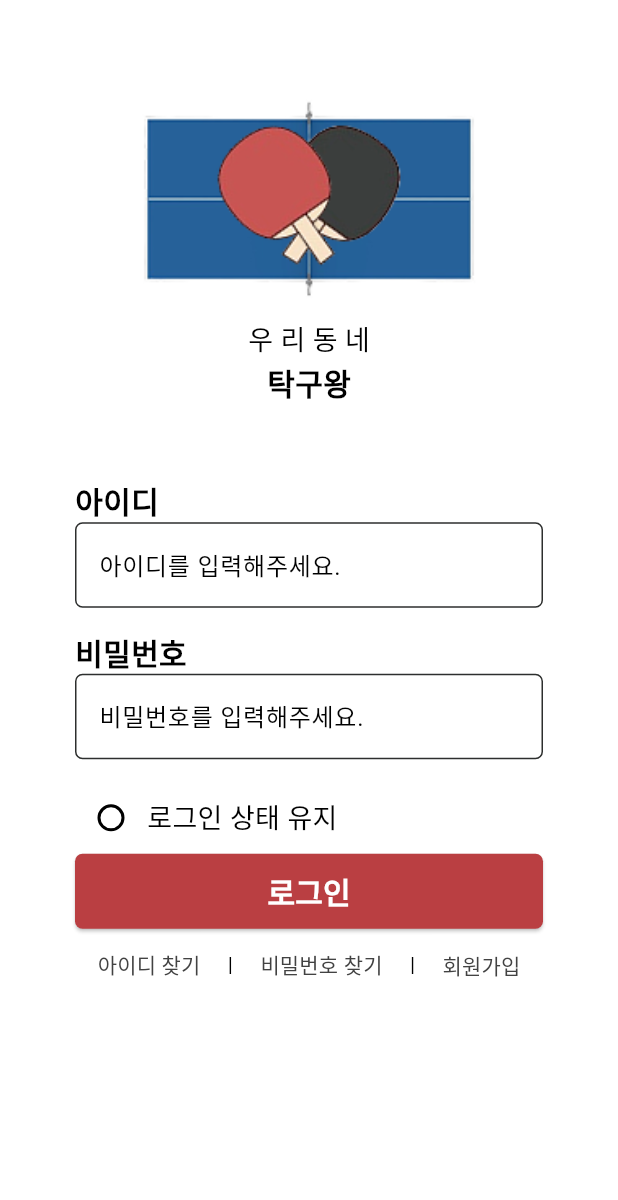
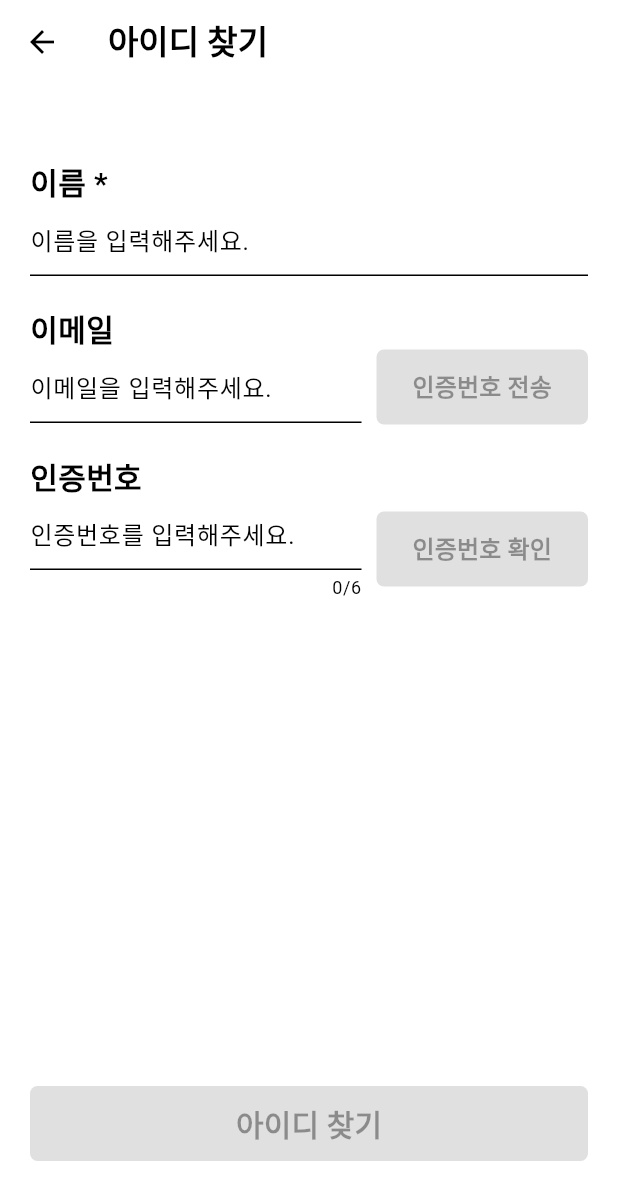
Before and after one commit to lee-giho/King_of_table_tennis_front, a Flutter app: the screen it shows after launch, after a tap on "아이디 찾기", on a phone screen of 412 x 824 dp. Shown: the top 1200 px of the screen. Run offline on Flutter 3.47's test engine with Material 3 defaults, Android fonts, the phone set to English and light mode, and no system bars; our stand-ins replace cookie_jar, dio, dio_cookie_manager, flutter_dotenv, flutter_secure_storage.

Commit message:
아이디 찾기와 아이디 찾기 결과 화면 구현

```diff
--- a/lib/api/email_api.dart
+++ b/lib/api/email_api.dart
@@ -16,7 +16,7 @@ class RegisterEmailApi {
 
   Future<Response> sendVerificationCode(String email) async {
     // .env에서 서버 URL 가져오기
-    final apiAddress = Uri.parse("${dotenv.get("API_ADDRESS")}/api/auth/email/code/register/$email");
+    final apiAddress = Uri.parse("${dotenv.get("API_ADDRESS")}/api/auth/email/code/register?email=$email");
 
     try {
       final response = await dio.get(
@@ -32,7 +32,7 @@ class RegisterEmailApi {
 
   Future<Response> checkVerificationCode(String code, String sessionId) async {
     // .env에서 서버 URL 가져오기
-    final apiAddress = Uri.parse("${dotenv.get("API_ADDRESS")}/api/auth/email/code/verify/$code");
+    final apiAddress = Uri.parse("${dotenv.get("API_ADDRESS")}/api/auth/email/code/verify?code=$code");
 
     try {
       final response = await dio.get(
--- /dev/null
+++ b/lib/screen/find_id_screen.dart
@@ -0,0 +1,385 @@
+import 'dart:async';
+import 'dart:developer';
+
+import 'package:flutter/material.dart';
+import 'dart:convert';
+import 'package:king_of_table_tennis/api/email_api.dart';
+import 'package:king_of_table_tennis/api/find_id_api.dart';
+import 'package:king_of_table_tennis/screen/find_id_result_screen.dart';
+import 'package:king_of_table_tennis/util/AppColors.dart';
+import 'package:king_of_table_tennis/util/checkValidate.dart';
+
+class FindIdScreen extends StatefulWidget {
+  const FindIdScreen({super.key});
+
+  @override
+  State<FindIdScreen> createState() => _FindIdScreenState();
+}
+
+class _FindIdScreenState extends State<FindIdScreen> {
+
+  final emailApi = RegisterEmailApi();
+  String emailSessionId = "";
+
+  // 이름, 이메일, 인증번호 입력 값 저장
+  var nameController = TextEditingController();
+  var emailController = TextEditingController();
+  var codeController = TextEditingController();
+
+  // 이름, 이메일, 인증번호 FocusNode
+  FocusNode nameFocus = FocusNode();
+  FocusNode emailFocus = FocusNode();
+  FocusNode codeFocus = FocusNode();
+
+  GlobalKey<FormState> formKey = GlobalKey<FormState>();
+
+  // 이름 입력 유효성 상태
+  bool isNameValid = false;
+
+  // 이메일 입력 유효성 상태
+  bool isEmailValid = false;
+
+  // 인증번호 입력 유효성 상태
+  bool isCodeValid = false;
+
+  // 인증번호 전송 상태
+  bool isCodeSent = false;
+
+  // 인증번호 확인 상태
+  bool isCodeCheck = false;
+
+  // 타이머 시간
+  int remainingTime = 180; // 3분(180초)
+  Timer? timer;
+
+  @override
+  void dispose() {
+    timer?.cancel();
+
+    nameController.dispose();
+    emailController.dispose();
+    codeController.dispose();
+
+    nameFocus.dispose();
+    emailFocus.dispose();
+    codeFocus.dispose();
+
+    super.dispose();
+  }
+
+  void checkFormValid() {
+    setState(() {
+      isNameValid = Checkvalidate().validateName(nameController.text) == null;
+      isEmailValid = Checkvalidate().validateEmail(emailController.text) == null;
+      isCodeValid = Checkvalidate().validateCode(codeController.text) == null && (remainingTime > 0 && remainingTime < 180);
+    });
+  }
+
+  // 타이머 시작 함수
+  void startTimer() {
+
+    // 기존 타이머가 있으면 취소
+    timer?.cancel();
+
+    setState(() {
+      remainingTime = 180;
+    });
+
+    timer = Timer.periodic(const Duration(seconds: 1), (timer) {
+      setState(() {
+        if (remainingTime > 0) {
+          remainingTime--; // 남은 시간 감소
+        } else {
+          timer.cancel(); // 타이머 취소
+        }
+      });
+    });
+  }
+
+  // 시간 형식 변환 함수 (초 -> mm:ss)
+  String formatTime(int seconds) {
+    final minutes = (seconds ~/ 60).toString().padLeft(2, '0');
+    final secs = (seconds % 60).toString().padLeft(2, '0');
+    return "$minutes:$secs";
+  }
+
+  void handleSendVerificationCode(String email) async {
+    final response = await emailApi.sendVerificationCode(email);
+
+    if (response.statusCode == 200) {
+      startTimer();
+
+      setState(() {
+        if (isCodeSent && isCodeCheck) {
+          isCodeCheck = false;
+        }
+        isCodeSent = true;
+        emailSessionId = response.data['sessionId'];
+      });
+    } else {
+      log("인증코드 전송 실패");
+    }
+  }
+
+  void handleCheckVerificationCode(String code, String emailSessionId) async {
+    final response = await emailApi.checkVerificationCode(code, emailSessionId);
+
+    if (response.statusCode == 200) {
+      setState(() {
+        isCodeCheck = true;
+      });
+      timer?.cancel();
+    } else {
+      log("인증코드 확인 실패: ${response.data}");
+    }
+  }
+
+  void handleFindId(String name, String email) async {
+    final response = await findId(nameController.text, emailController.text);
+
+    if (response.statusCode == 200) {
+      final data = json.decode(response.body);
+
+      String id = data["id"];
+
+      Navigator.push(
+        context,
+        MaterialPageRoute(
+          builder: (context) => FindIdResultScreen(
+            data: {
+              "id": id,
+              "name": nameController.text
+            }
+          )
+        )
+      );
+    }
+  }
+
+  @override
+  Widget build(BuildContext context) {
+    return Scaffold(
+      appBar: AppBar(
+        title: const Text(
+          "아이디 찾기",
+          style: TextStyle(
+            fontWeight: FontWeight.bold
+          ),
+        ),
+      ),
+      body: SafeArea(
+        child: Form(
+          child: Container( // 전체 화면
+            padding: const EdgeInsets.symmetric(vertical: 50, horizontal: 20),
+            child: Column(
+              children: [
+                Expanded(
+                  child: SingleChildScrollView(
+                    physics: const ClampingScrollPhysics(),
+                    child: Form(
+                      key: formKey,
+                      child: Container( // 이름, 이메일, 인증코드 입력 부분
+                        child: Column(
+                          children: [
+                            Container( // 이름 입력 부분
+                              margin: const EdgeInsets.fromLTRB(0, 0, 0, 20),
+                              child: Column(
+                                crossAxisAlignment: CrossAxisAlignment.start,
+                                children: [
+                                  const Text(
+                                    "이름 *",
+                                    style: TextStyle(
+                                      fontSize: 20,
+                                      fontWeight: FontWeight.bold
+                                    ),
+                                  ),
+                                  TextFormField(
+                                    controller: nameController,
+                                    focusNode: nameFocus,
+                                    keyboardType: TextInputType.text,
+                                    autovalidateMode: AutovalidateMode.onUserInteraction,
+                                    validator: (value) {
+                                      return Checkvalidate().validateName(value);
+                                    },
+                                    onChanged: (value) {
+                                      checkFormValid();
+                                    },
+                                    decoration: const InputDecoration(
+                                      hintText: "이름을 입력해주세요."
+                                    ),
+                                  )
+                                ],
+                              ),
+                            ),
+                            Container( // 이메일 입력 부분
+                              margin: const EdgeInsets.fromLTRB(0, 0, 0, 20),
+                              child: Column(
+                                crossAxisAlignment: CrossAxisAlignment.start,
+                                children: [
+                                  const Text(
+                                    "이메일",
+                                    style: TextStyle(
+                                      fontSize: 20,
+                                      fontWeight: FontWeight.bold
+                                    ),
+                                  ),
+                                  Row(
+                                    children: [
+                                      Expanded(
+                                        child: TextFormField(
+                                          controller: emailController,
+                                          focusNode: emailFocus,
+                                          keyboardType: TextInputType.emailAddress,
+                                          onChanged: (value) {
+                                            checkFormValid();
+                                          },
+                                          autovalidateMode: AutovalidateMode.onUserInteraction,
+                                          validator: (value) {
+                                            return Checkvalidate().validateEmail(value);
+                                          },
+                                          decoration: const InputDecoration(
+                                            hintText: "이메일을 입력해주세요."
+                                          ),
+                                        ),
+                                      ),
+                                      const SizedBox(width: 10),
+                                      ElevatedButton(
+                                        onPressed: isEmailValid
+                                          ? () {
+                                              handleSendVerificationCode(emailController.text);
+                                            }
+                                          : null,
+                                        style: ElevatedButton.styleFrom(
+                                          minimumSize: const Size(100, 50),
+                                          backgroundColor: AppColors.racketRed,
+                                          foregroundColor: Colors.white,
+                                          shape: RoundedRectangleBorder(
+                                            borderRadius: BorderRadius.circular(5)
+                                          )
+                                        ),
+                                        child: Text(
+                                          isCodeSent ? "재전송" : "인증번호 전송",
+                                          style: const TextStyle(
+                                            fontSize: 16,
+                                            fontWeight: FontWeight.bold
+                                          ),
+                                        )
+                                      )
+                                    ],
+                                  ),
+
+                                ],
+                              ),
+                            ),
+                            Container( // 인증번호 입력 부분
+                              margin: const EdgeInsets.fromLTRB(0, 0, 0, 20),
+                              child: Column(
+                                crossAxisAlignment: CrossAxisAlignment.start,
+                                children: [
+                                  Row(
+                                    mainAxisAlignment: MainAxisAlignment.spaceBetween,
+                                    crossAxisAlignment: CrossAxisAlignment.start,
+                                    children: [
+                                      const Text(
+                                        "인증번호",
+                                        style: TextStyle(
+                                          fontSize: 20,
+                                          fontWeight: FontWeight.bold
+                                        ),
+                                      ),
+                                      Text(
+                                        isCodeSent ? formatTime(remainingTime) : "",
+                                        style: const TextStyle(
+                                          fontSize: 18
+                                        ),
+                                      )
+                                    ],
+                                  ),
+                                  Row(
+                                    children: [
+                                      Expanded(
+                                        child: TextFormField(
+                                          controller: codeController,
+                                          focusNode: codeFocus,
+                                          keyboardType: TextInputType.number,
+                                          maxLength: 6,
+                                          onChanged: (value) {
+                                            checkFormValid();
+                                          },
+                                          autovalidateMode: AutovalidateMode.onUserInteraction,
+                                          validator: (value) {
+                                            return Checkvalidate().validateCode(value);
+                                          },
+                                          decoration: const InputDecoration(
+                                            hintText: "인증번호를 입력해주세요."
+                                          ),
+                                        )
+                                      ),
+                                      const SizedBox(width: 10),
+                                      ElevatedButton(
+                                        onPressed: isCodeValid && !isCodeCheck
+                                          ? () {
+                                              handleCheckVerificationCode(codeController.text, emailSessionId);
+                                            }
+                                          : null,
+                                        style: ElevatedButton.styleFrom(
+                                          minimumSize: const Size(100, 50),
+                                          backgroundColor: AppColors.racketRed,
+                                          foregroundColor: Colors.white,
+                                          shape: RoundedRectangleBorder(
+                                            borderRadius: BorderRadius.circular(5)
+                                          )
+                                        ),
+                                        child: Text(
+                                          isCodeCheck
+                                          ? "확인완료"
+                                          : "인증번호 확인",
+                                          style: TextStyle(
+                                            fontSize: 16,
+                                            fontWeight: FontWeight.bold
+                                          ),
+                                        )
+                                      )
+                                    ],
+                                  )
+                                ],
+                              ),
+                            )
+                          ],
+                        ),
+                      )
+                    ),
+                  )
+                ),
+                Container(
+                  child: ElevatedButton(
+                    onPressed: (formKey.currentState?.validate() ?? false) && isCodeSent && isCodeCheck
+                      ? () {
+                          handleFindId(nameController.text, emailController.text);
+                        }
+                      : null,
+                    style: ElevatedButton.styleFrom(
+                      minimumSize: const Size.fromHeight(50),
+                      backgroundColor: AppColors.racketRed,
+                      foregroundColor: Colors.white,
+                      shape: RoundedRectangleBorder(
+                        borderRadius: BorderRadius.circular(5)
+                      )
+                    ),
+                    child: const Text(
+                      "아이디 찾기",
+                      style: TextStyle(
+                        fontSize: 20,
+                        fontWeight: FontWeight.bold
+                      ),
+                    )
+                  ),
+                )
+              ],
+            ),
+          ),
+        ),
+      ),
+    );
+  }
+}
--- a/lib/screen/login_screen.dart
+++ b/lib/screen/login_screen.dart
@@ -3,6 +3,7 @@ import 'dart:developer';
 import 'package:flutter/material.dart';
 import 'dart:convert';
 import 'package:king_of_table_tennis/api/login_api.dart';
+import 'package:king_of_table_tennis/screen/find_id_screen.dart';
 import 'package:king_of_table_tennis/screen/register_screen.dart';
 import 'package:king_of_table_tennis/util/AppColors.dart';
 import 'package:king_of_table_tennis/util/secure_storage.dart';
@@ -295,6 +296,12 @@ class _LoginScreenState extends State<LoginScreen> {
                           TextButton(
                             onPressed: () {
                               print("아이디 찾기 클릭!!");
+                              Navigator.push(
+                                context,
+                                MaterialPageRoute(
+                                  builder: (context) => const FindIdScreen()
+                                )
+                              );
                             },
                             child: Text(
                               "아이디 찾기",
```
Also changed, not shown: lib/api/find_id_api.dart (added, +15 -0 lines), lib/screen/find_id_result_screen.dart (added, +110 -0 lines).
